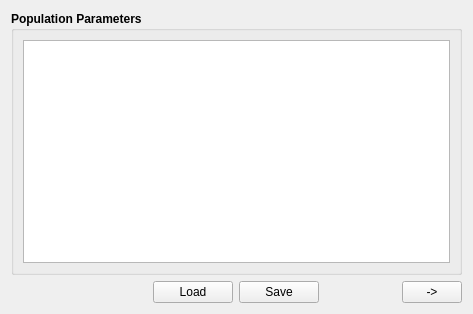
Before: the Qt Designer form MSSPM_Main/forms/Estimation/Estimation_Tab01.ui in nmfs-fish-tools/MSSPM, drawn with Qt 5.
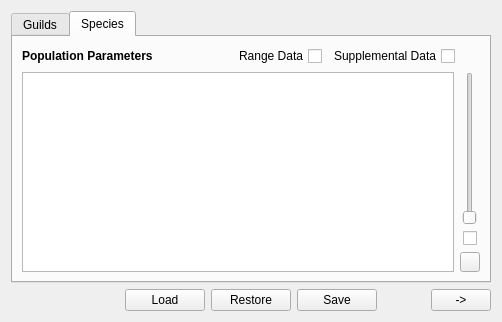
After: the same form once the commit is applied.

Diff of the .ui file:
```diff
--- a/MSSPM_Main/forms/Estimation/Estimation_Tab01.ui
+++ b/MSSPM_Main/forms/Estimation/Estimation_Tab01.ui
@@ -6,30 +6,374 @@
    <rect>
     <x>0</x>
     <y>0</y>
-    <width>473</width>
-    <height>314</height>
+    <width>502</width>
+    <height>322</height>
    </rect>
   </property>
   <property name="windowTitle">
    <string>Form</string>
   </property>
-  <layout class="QVBoxLayout" name="verticalLayout">
+  <layout class="QVBoxLayout" name="verticalLayout_7">
    <item>
-    <widget class="QGroupBox" name="Estimation_Tab1_PopulationGB">
-     <property name="font">
-      <font>
-       <weight>75</weight>
-       <bold>true</bold>
-      </font>
+    <widget class="QTabWidget" name="Estimation_Tab1_PopulationTabW">
+     <property name="currentIndex">
+      <number>1</number>
      </property>
-     <property name="title">
-      <string>Population Parameters</string>
-     </property>
-     <layout class="QVBoxLayout" name="verticalLayout_2">
-      <item>
-       <widget class="QTableView" name="Estimation_Tab1_PopulationTV"/>
-      </item>
-     </layout>
+     <widget class="QWidget" name="tab">
+      <attribute name="title">
+       <string>Guilds</string>
+      </attribute>
+      <layout class="QVBoxLayout" name="verticalLayout_6">
+       <item>
+        <layout class="QVBoxLayout" name="verticalLayout_4">
+         <item>
+          <layout class="QHBoxLayout" name="horizontalLayout_4">
+           <item>
+            <widget class="QLabel" name="label_2">
+             <property name="font">
+              <font>
+               <weight>75</weight>
+               <bold>true</bold>
+              </font>
+             </property>
+             <property name="text">
+              <string>Population Parameters</string>
+             </property>
+            </widget>
+           </item>
+           <item>
+            <spacer name="horizontalSpacer_3">
+             <property name="orientation">
+              <enum>Qt::Horizontal</enum>
+             </property>
+             <property name="sizeHint" stdset="0">
+              <size>
+               <width>40</width>
+               <height>20</height>
+              </size>
+             </property>
+            </spacer>
+           </item>
+           <item>
+            <widget class="QCheckBox" name="Estimation_Tab1_GuildRangeCB">
+             <property name="layoutDirection">
+              <enum>Qt::RightToLeft</enum>
+             </property>
+             <property name="text">
+              <string>Range Data</string>
+             </property>
+            </widget>
+           </item>
+           <item>
+            <widget class="QCheckBox" name="Estimation_Tab1_GuildSuppCB">
+             <property name="layoutDirection">
+              <enum>Qt::RightToLeft</enum>
+             </property>
+             <property name="text">
+              <string>Supplemental Data</string>
+             </property>
+            </widget>
+           </item>
+           <item>
+            <spacer name="horizontalSpacer_4">
+             <property name="orientation">
+              <enum>Qt::Horizontal</enum>
+             </property>
+             <property name="sizeType">
+              <enum>QSizePolicy::Fixed</enum>
+             </property>
+             <property name="sizeHint" stdset="0">
+              <size>
+               <width>25</width>
+               <height>20</height>
+              </size>
+             </property>
+            </spacer>
+           </item>
+          </layout>
+         </item>
+         <item>
+          <layout class="QHBoxLayout" name="horizontalLayout_5">
+           <item>
+            <widget class="QTableView" name="Estimation_Tab1_GuildPopulationTV"/>
+           </item>
+           <item>
+            <layout class="QVBoxLayout" name="verticalLayout_5">
+             <item>
+              <layout class="QHBoxLayout" name="horizontalLayout_6">
+               <item>
+                <widget class="QSlider" name="Estimation_Tab1_ModifySL_2">
+                 <property name="toolTip">
+                  <string>Allows user to modify selected values and see the results in real-time</string>
+                 </property>
+                 <property name="statusTip">
+                  <string>Allows user to modify selected values and see the results in real-time</string>
+                 </property>
+                 <property name="layoutDirection">
+                  <enum>Qt::LeftToRight</enum>
+                 </property>
+                 <property name="maximum">
+                  <number>100</number>
+                 </property>
+                 <property name="tracking">
+                  <bool>true</bool>
+                 </property>
+                 <property name="orientation">
+                  <enum>Qt::Vertical</enum>
+                 </property>
+                 <property name="invertedAppearance">
+                  <bool>false</bool>
+                 </property>
+                 <property name="invertedControls">
+                  <bool>false</bool>
+                 </property>
+                 <property name="tickPosition">
+                  <enum>QSlider::NoTicks</enum>
+                 </property>
+                </widget>
+               </item>
+              </layout>
+             </item>
+             <item>
+              <widget class="QPushButton" name="Estimation_Tab1_ModifyPB_2">
+               <property name="sizePolicy">
+                <sizepolicy hsizetype="Fixed" vsizetype="Fixed">
+                 <horstretch>0</horstretch>
+                 <verstretch>0</verstretch>
+                </sizepolicy>
+               </property>
+               <property name="minimumSize">
+                <size>
+                 <width>20</width>
+                 <height>20</height>
+                </size>
+               </property>
+               <property name="maximumSize">
+                <size>
+                 <width>20</width>
+                 <height>20</height>
+                </size>
+               </property>
+               <property name="toolTip">
+                <string>Resets the Modify slider to its initial (i.e. 0) value</string>
+               </property>
+               <property name="statusTip">
+                <string>Resets the Modify slider to its initial (i.e. 0) value</string>
+               </property>
+               <property name="text">
+                <string/>
+               </property>
+              </widget>
+             </item>
+            </layout>
+           </item>
+          </layout>
+         </item>
+        </layout>
+       </item>
+      </layout>
+     </widget>
+     <widget class="QWidget" name="tab_2">
+      <attribute name="title">
+       <string>Species</string>
+      </attribute>
+      <layout class="QVBoxLayout" name="verticalLayout_3">
+       <item>
+        <layout class="QVBoxLayout" name="verticalLayout">
+         <item>
+          <layout class="QHBoxLayout" name="horizontalLayout_2">
+           <item>
+            <widget class="QLabel" name="label">
+             <property name="font">
+              <font>
+               <weight>75</weight>
+               <bold>true</bold>
+              </font>
+             </property>
+             <property name="text">
+              <string>Population Parameters</string>
+             </property>
+            </widget>
+           </item>
+           <item>
+            <spacer name="horizontalSpacer">
+             <property name="orientation">
+              <enum>Qt::Horizontal</enum>
+             </property>
+             <property name="sizeHint" stdset="0">
+              <size>
+               <width>40</width>
+               <height>20</height>
+              </size>
+             </property>
+            </spacer>
+           </item>
+           <item>
+            <widget class="QCheckBox" name="Estimation_Tab1_SpeciesRangeCB">
+             <property name="layoutDirection">
+              <enum>Qt::RightToLeft</enum>
+             </property>
+             <property name="text">
+              <string>Range Data</string>
+             </property>
+            </widget>
+           </item>
+           <item>
+            <widget class="QCheckBox" name="Estimation_Tab1_SpeciesSuppCB">
+             <property name="layoutDirection">
+              <enum>Qt::RightToLeft</enum>
+             </property>
+             <property name="text">
+              <string>Supplemental Data</string>
+             </property>
+            </widget>
+           </item>
+           <item>
+            <spacer name="horizontalSpacer_2">
+             <property name="orientation">
+              <enum>Qt::Horizontal</enum>
+             </property>
+             <property name="sizeType">
+              <enum>QSizePolicy::Fixed</enum>
+             </property>
+             <property name="sizeHint" stdset="0">
+              <size>
+               <width>25</width>
+               <height>20</height>
+              </size>
+             </property>
+            </spacer>
+           </item>
+          </layout>
+         </item>
+         <item>
+          <layout class="QHBoxLayout" name="horizontalLayout_3">
+           <item>
+            <widget class="QTableView" name="Estimation_Tab1_SpeciesPopulationTV"/>
+           </item>
+           <item>
+            <layout class="QVBoxLayout" name="verticalLayout_2">
+             <item>
+              <layout class="QHBoxLayout" name="horizontalLayout">
+               <item>
+                <widget class="QSlider" name="Estimation_Tab1_ModifySL">
+                 <property name="toolTip">
+                  <string>Allows user to modify selected values and see the results when slider is released</string>
+                 </property>
+                 <property name="statusTip">
+                  <string>Allows user to modify selected values and see the results when slider is released</string>
+                 </property>
+                 <property name="whatsThis">
+                  <string>&lt;html&gt;&lt;head/&gt;&lt;body&gt;&lt;p align=&quot;center&quot;&gt;&lt;span style=&quot; font-weight:600;&quot;&gt;Modify Slider&lt;/span&gt;&lt;/p&gt;&lt;p&gt;This slider allows the user to modify the selected table values. When the user releases the slider an Estimation run and Diagnostics run will occur. If more than one table value is selected, all selected table values will be modified accordingly. &lt;/p&gt;&lt;p&gt;If after the modification, the user wishes to restore the table values to their values prior to the last Save or Load, the user should click the Restore button at the bottom of the table.&lt;/p&gt;&lt;/body&gt;&lt;/html&gt;</string>
+                 </property>
+                 <property name="layoutDirection">
+                  <enum>Qt::LeftToRight</enum>
+                 </property>
+                 <property name="maximum">
+                  <number>100</number>
+                 </property>
+                 <property name="tracking">
+                  <bool>true</bool>
+                 </property>
+                 <property name="orientation">
+                  <enum>Qt::Vertical</enum>
+                 </property>
+                 <property name="invertedAppearance">
+                  <bool>false</bool>
+                 </property>
+                 <property name="invertedControls">
+                  <bool>false</bool>
+                 </property>
+                 <property name="tickPosition">
+                  <enum>QSlider::NoTicks</enum>
+                 </property>
+                </widget>
+               </item>
+              </layout>
+             </item>
+             <item>
+              <layout class="QHBoxLayout" name="horizontalLayout_7">
+               <item>
+                <widget class="QCheckBox" name="Estimation_Tab1_ModifyRunCB">
+                 <property name="sizePolicy">
+                  <sizepolicy hsizetype="Fixed" vsizetype="Fixed">
+                   <horstretch>0</horstretch>
+                   <verstretch>0</verstretch>
+                  </sizepolicy>
+                 </property>
+                 <property name="maximumSize">
+                  <size>
+                   <width>14</width>
+                   <height>16777215</height>
+                  </size>
+                 </property>
+                 <property name="baseSize">
+                  <size>
+                   <width>18</width>
+                   <height>0</height>
+                  </size>
+                 </property>
+                 <property name="toolTip">
+                  <string>If checked, will run both Estimation and Diagnostics. If not, run only Estimation.</string>
+                 </property>
+                 <property name="statusTip">
+                  <string>If checked, will run both Estimation and Diagnostics. If not, run only Estimation.</string>
+                 </property>
+                 <property name="layoutDirection">
+                  <enum>Qt::LeftToRight</enum>
+                 </property>
+                 <property name="text">
+                  <string/>
+                 </property>
+                </widget>
+               </item>
+              </layout>
+             </item>
+             <item>
+              <widget class="QPushButton" name="Estimation_Tab1_ModifyRunPB">
+               <property name="sizePolicy">
+                <sizepolicy hsizetype="Fixed" vsizetype="Fixed">
+                 <horstretch>0</horstretch>
+                 <verstretch>0</verstretch>
+                </sizepolicy>
+               </property>
+               <property name="minimumSize">
+                <size>
+                 <width>20</width>
+                 <height>20</height>
+                </size>
+               </property>
+               <property name="maximumSize">
+                <size>
+                 <width>20</width>
+                 <height>20</height>
+                </size>
+               </property>
+               <property name="toolTip">
+                <string>Performs an Estimation and Diagnostics Run</string>
+               </property>
+               <property name="statusTip">
+                <string>Performs an Estimation and Diagnostics Run</string>
+               </property>
+               <property name="whatsThis">
+                <string>&lt;html&gt;&lt;head/&gt;&lt;body&gt;&lt;p align=&quot;center&quot;&gt;&lt;span style=&quot; font-weight:600;&quot;&gt;Combined Estimation and Diagnostics Run&lt;/span&gt;&lt;/p&gt;&lt;p&gt;This button performs an Estimation and Diagnostics run as if the user had just released the above Modify Slider. The same result would be had if the user clicks on the Modify Slider button without actually sliding it.&lt;/p&gt;&lt;/body&gt;&lt;/html&gt;</string>
+               </property>
+               <property name="text">
+                <string/>
+               </property>
+               <property name="checkable">
+                <bool>false</bool>
+               </property>
+              </widget>
+             </item>
+            </layout>
+           </item>
+          </layout>
+         </item>
+        </layout>
+       </item>
+      </layout>
+     </widget>
     </widget>
    </item>
    <item>
@@ -79,6 +423,19 @@
        </property>
       </widget>
      </item>
+     <item>
+      <widget class="QPushButton" name="Estimation_Tab1_RestorePB">
+       <property name="toolTip">
+        <string>Reloads the data table with the data prior to modifying the data with the Modify slider and before the user clicks Save</string>
+       </property>
+       <property name="statusTip">
+        <string>Reloads the data table with the data prior to modifying the data with the Modify slider and before the user clicks Save</string>
+       </property>
+       <property name="text">
+        <string>Restore</string>
+       </property>
+      </widget>
+     </item>
      <item>
       <widget class="QPushButton" name="Estimation_Tab1_SavePB">
        <property name="enabled">
```
Left out of the diff: 6 changed lines with no effect on the pictures.
